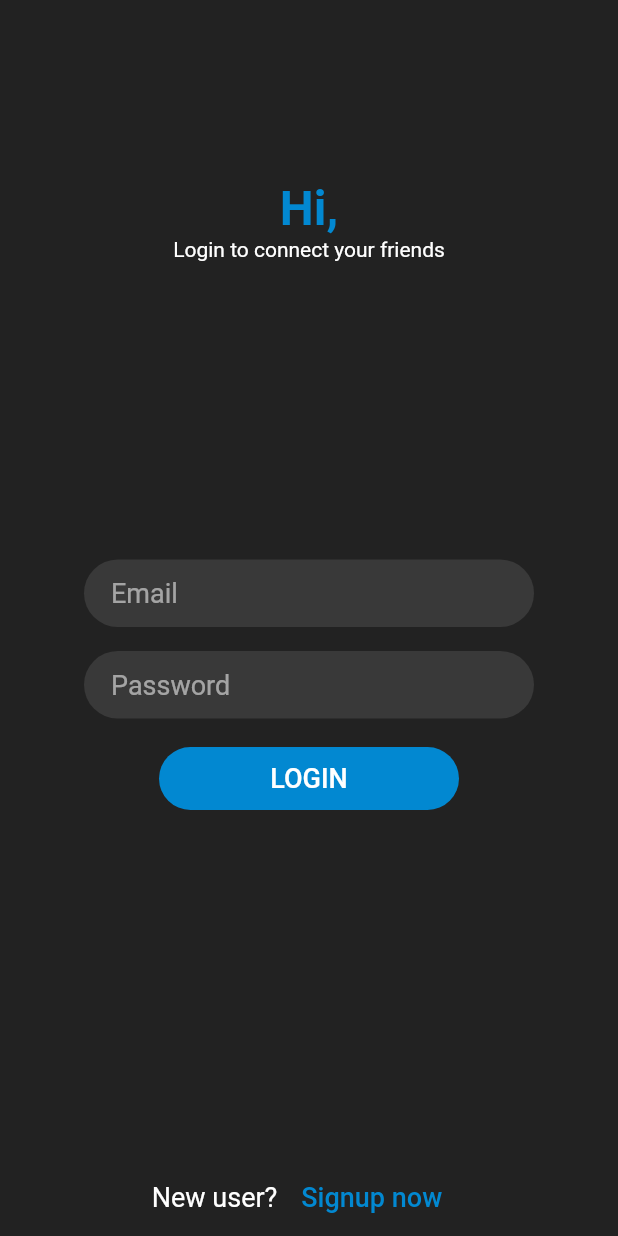
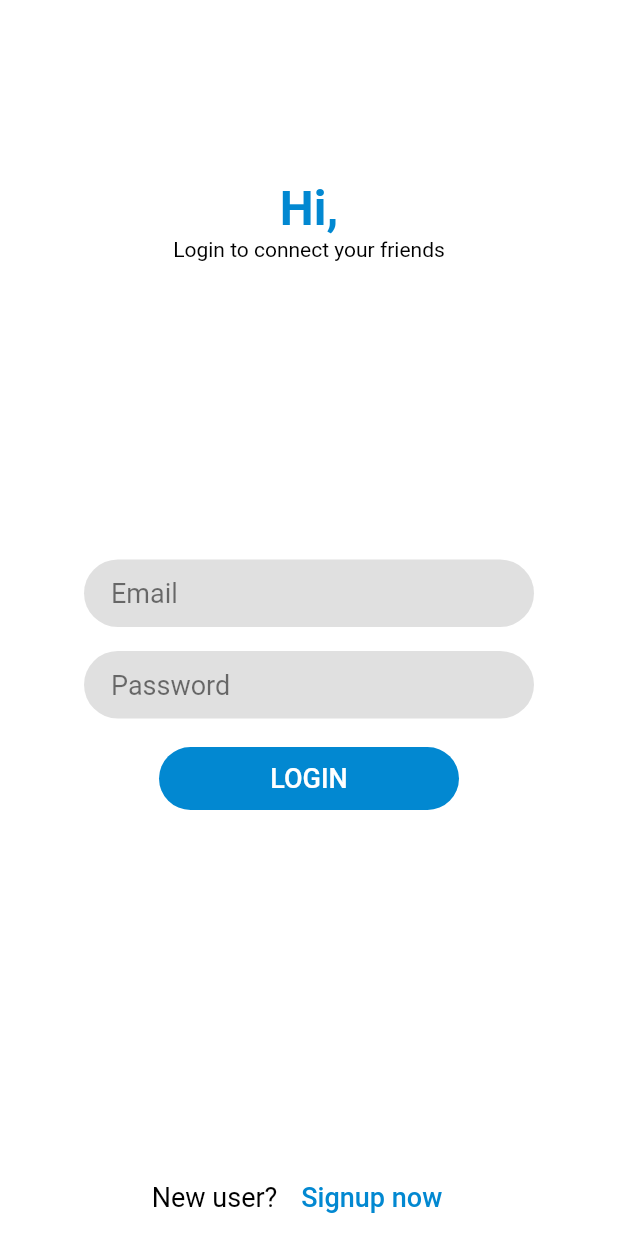
Before and after one commit to lvxduck/Messenger_clone, a Flutter app: the screen it shows after launch, on a phone screen of 412 x 824 dp. Run offline on Flutter 3.47's test engine with Material 2 defaults, Android fonts, the phone set to English and light mode, and no system bars; our stand-ins replace cloud_firestore, firebase_auth, firebase_core, firebase_storage, flutter_local_notifications, get and 2 more; accounts and stored records are empty.

Commit message:
fix bugs

```diff
--- a/lib/controllers/loginController.dart
+++ b/lib/controllers/loginController.dart
@@ -27,6 +27,9 @@ class LoginController extends GetxController{
       } else if (e.code == 'wrong-password') {
         Get.snackbar('Hi','Wrong password provided for that user');
         print('Wrong password provided for that user.');
+      }else{
+        Get.snackbar('Hi'+email,e.toString());
+        print('Error'+e.toString());
       }
     }
     isLogin.value = false;
--- a/lib/main.dart
+++ b/lib/main.dart
@@ -1,6 +1,7 @@
 import 'package:firebase_core/firebase_core.dart';
 import 'package:flutter/cupertino.dart';
 import 'package:flutter/material.dart';
+import 'package:flutter/services.dart';
 import 'package:get/get.dart';
 import 'package:quickmessage/screens/splash.dart';
 import 'package:quickmessage/utils/myTheme.dart';
@@ -16,10 +17,19 @@ void main() async {
 
 class MyApp extends StatelessWidget {
   // This widget is the root of your application.
+
+  final MyTheme myTheme = Get.put(MyTheme());
+
   @override
   Widget build(BuildContext context) {
     ///Init themeData
-    Get.put(MyTheme());
+
+
+    // SystemChrome.setSystemUIOverlayStyle(SystemUiOverlayStyle(
+    //   statusBarColor: myTheme.primaryColor,
+    //   statusBarIconBrightness: myTheme.theme==ThemeMode.dark?Brightness.light:Brightness.dark,
+    //   statusBarBrightness: myTheme.theme==ThemeMode.dark?Brightness.light:Brightness.dark,
+    // ));
 
     return GetMaterialApp(
       debugShowCheckedModeBanner: false,
--- a/lib/screens/chat.dart
+++ b/lib/screens/chat.dart
@@ -28,7 +28,7 @@ class Chat extends StatelessWidget {
               chatController.backToHome();
             },
           ),
-          elevation: 0,
+          // elevation: 0,
           title: Text(
             chatController.room.value.name,
             style: TextStyle(color: myTheme.textColor),
--- a/lib/screens/home.dart
+++ b/lib/screens/home.dart
@@ -8,11 +8,12 @@ import 'package:quickmessage/widgets/itemUserChat.dart';
 
 class Home extends StatelessWidget {
 
-  final HomeController controller = Get.put(HomeController());
   final myTheme = Get.find<MyTheme>();
 
   @override
   Widget build(BuildContext context) {
+    final HomeController controller = Get.put(HomeController());
+
     return GetBuilder<MyTheme>(builder: (myTheme)=>Scaffold(
       backgroundColor: myTheme.primaryColor,
       appBar: AppBar(
@@ -21,6 +22,7 @@ class Home extends StatelessWidget {
         title: getTitle(),
         elevation: 0,
         leading: FlatButton(
+          highlightColor: myTheme.primaryColor,
           padding: EdgeInsets.all(0),
           onPressed: () {
             controller.openSetting();
--- a/lib/screens/login.dart
+++ b/lib/screens/login.dart
@@ -2,6 +2,7 @@ import 'package:flutter/cupertino.dart';
 import 'package:flutter/material.dart';
 import 'package:get/get.dart';
 import 'package:quickmessage/controllers/loginController.dart';
+import 'package:quickmessage/utils/myTheme.dart';
 import 'package:quickmessage/widgets/myLoading.dart';
 import 'package:quickmessage/widgets/myTextField.dart';
 
@@ -12,8 +13,9 @@ class Login extends StatelessWidget {
 
   @override
   Widget build(BuildContext context) {
-    return Scaffold(
-      backgroundColor: Colors.black87,
+    return GetBuilder<MyTheme>(
+      builder: (myTheme) => Scaffold(
+        backgroundColor: myTheme.primaryColor,
         body: Container(
           padding: EdgeInsets.symmetric(horizontal: 56),
           child: Center(
@@ -26,15 +28,16 @@ class Login extends StatelessWidget {
                     Column(
                       children: [
                         Padding(padding: EdgeInsets.only(top: 120)),
-                      Text("Hi,", style: TextStyle(color: Colors.lightBlue[700], fontSize: 32, fontWeight: FontWeight.bold)),
-                      Text("Login to connect your friends", style: TextStyle(color: Colors.white)),
+                        Text("Hi,",
+                            style: TextStyle(color: Colors.lightBlue[700], fontSize: 32, fontWeight: FontWeight.bold)),
+                        Text("Login to connect your friends", style: TextStyle(color: myTheme.textColor)),
                       ],
                     ),
                     Column(
                       children: [
-                      myTextField(emailController, "Email"),
+                        myTextField(emailController, "Email", myTheme.theme==ThemeMode.dark),
                         Padding(padding: EdgeInsets.only(top: 16)),
-                      myTextField(passwordController, "Password"),
+                        myTextField(passwordController, "Password", myTheme.theme==ThemeMode.dark),
                         Padding(padding: EdgeInsets.only(top: 16)),
                         myFlatButton(
                           onPressed: () => controller.login(emailController.text, passwordController.text),
@@ -49,7 +52,7 @@ class Login extends StatelessWidget {
                         children: [
                           Text(
                             "New user?",
-                          style: TextStyle(color: Colors.white, fontSize: 18),
+                            style: TextStyle(color: myTheme.textColor, fontSize: 18),
                           ),
                           FlatButton(
                             onPressed: () {
@@ -70,6 +73,7 @@ class Login extends StatelessWidget {
             ),
           ),
         ),
+      ),
     );
   }
 }
--- a/lib/screens/setting.dart
+++ b/lib/screens/setting.dart
@@ -20,6 +20,7 @@ class Setting extends StatelessWidget {
           title: Text("Me", style: TextStyle(color: myTheme.textColor),),
           automaticallyImplyLeading: false,
           leading: FlatButton(
+            highlightColor: myTheme.primaryColor,
             child: Icon(
               Icons.arrow_back,
               color: myTheme.textColor,
@@ -73,7 +74,7 @@ class Setting extends StatelessWidget {
                                     color: myTheme.primaryOverlayColor,
                                     child: Icon(
                                       Icons.photo_camera,
-                                      color: Colors.white70,
+                                      color: Colors.grey,
                                     ),
                                   ),
                                 )
--- a/lib/utils/myNotification.dart
+++ b/lib/utils/myNotification.dart
@@ -6,7 +6,7 @@ import 'package:quickmessage/screens/chat.dart';
 
 class MyNotification {
   FlutterLocalNotificationsPlugin _flutterLocalNotificationsPlugin = FlutterLocalNotificationsPlugin();
-  AndroidInitializationSettings _initializationSettingsAndroid = AndroidInitializationSettings('app_icon');
+  AndroidInitializationSettings _initializationSettingsAndroid = AndroidInitializationSettings('app_icon2');
 
   MyNotification() {
     _initNotification();
@@ -27,7 +27,7 @@ class MyNotification {
     _room = room;
     _index = index;
     _initNotification();
-    await Future.delayed(Duration(seconds: 5));
+    await Future.delayed(Duration(milliseconds: 200));
     const AndroidNotificationDetails androidPlatformChannelSpecifics =
         AndroidNotificationDetails('your channel id', 'your channel name', 'your channel description',
             importance: Importance.max,
--- a/lib/utils/myTheme.dart
+++ b/lib/utils/myTheme.dart
@@ -45,7 +45,7 @@ class MyTheme extends GetxController {
   }
 
   MyTheme() {
-    // theme = ThemeMode.DarkMode;
+    theme = ThemeMode.dark;
     print("init myTheme");
     init();
 
@@ -72,6 +72,7 @@ class MyTheme extends GetxController {
     } else {
       theme = ThemeMode.dark;
     }
+    update();
     print("Init theme: " + theme.toString());
     _initThemeData(theme);
   }
--- a/lib/widgets/bottomBarChat.dart
+++ b/lib/widgets/bottomBarChat.dart
@@ -42,7 +42,7 @@ class BottomBarChat extends StatelessWidget {
                       border: OutlineInputBorder(borderSide: BorderSide.none, borderRadius: BorderRadius.circular(30)),
                       fillColor: isDarkMode?Colors.white10:Colors.black12,
                       filled: true,
-                      contentPadding: EdgeInsets.only(left: 10),
+                      contentPadding: EdgeInsets.only(left: 10, right: 20),
                       hintStyle: TextStyle(fontSize: 18,color: isDarkMode?Colors.white:Colors.black),
                       hintText: "Aa",
                     ),
@@ -62,7 +62,9 @@ class BottomBarChat extends StatelessWidget {
           ),
           IconButton(
             icon: Icon(Icons.send, color: isDarkMode?Colors.white:Colors.black),
-            onPressed: () {},
+            onPressed: (){
+              onSubmit("oke");
+            },
           ),
         ],
       ),
--- a/lib/widgets/myTextField.dart
+++ b/lib/widgets/myTextField.dart
@@ -1,18 +1,18 @@
 import 'package:flutter/material.dart';
 
-Widget myTextField(TextEditingController controller,String hintText){
+Widget myTextField(TextEditingController controller,String hintText, bool isDarkMode){
   return TextField(
     controller: controller,
-    style: TextStyle(fontSize: 18, color: Colors.white),
+    style: TextStyle(fontSize: 18, color: isDarkMode?Colors.white:Colors.black),
     decoration: InputDecoration(
       border: OutlineInputBorder(
           borderSide: BorderSide.none,
           borderRadius: BorderRadius.circular(80)),
       isDense: true,
-      fillColor: Colors.white10,
+      fillColor: isDarkMode?Colors.white10:Colors.black12,
       filled: true,
       contentPadding: EdgeInsets.symmetric(horizontal: 18, vertical: 12),
-      hintStyle: TextStyle(fontSize: 18, color: Colors.white54),
+      hintStyle: TextStyle(fontSize: 18, color: isDarkMode?Colors.white54:Colors.black54),
       hintText: hintText,
     ),
   );
--- a/pubspec.yaml
+++ b/pubspec.yaml
@@ -24,7 +24,7 @@ dependencies:
   flutter:
     sdk: flutter
   firebase_core: ^0.7.0
-  firebase_auth: ^0.20.0+1
+  firebase_auth: ^0.20.1
   cloud_firestore: ^0.16.0
   get: ^3.24.0
   flutter_svg: ^0.18.0
@@ -32,6 +32,7 @@ dependencies:
   firebase_storage: ^7.0.0
   flutter_local_notifications: ^4.0.1
   shared_preferences: ^0.5.12+4
+  cached_network_image:
 
 
   # The following adds the Cupertino Icons font to your application.
```
Also changed, not shown: lib/controllers/homeController.dart (+22 -13 lines), lib/screens/profile.dart (+5 -9 lines), lib/screens/signup.dart (+10 -7 lines), lib/screens/splash.dart (+16 -6 lines), lib/widgets/itemUserChat.dart (+37 -16 lines), pubspec.lock, 4 other files. Lines whose indentation alone changed are shown as unchanged.
